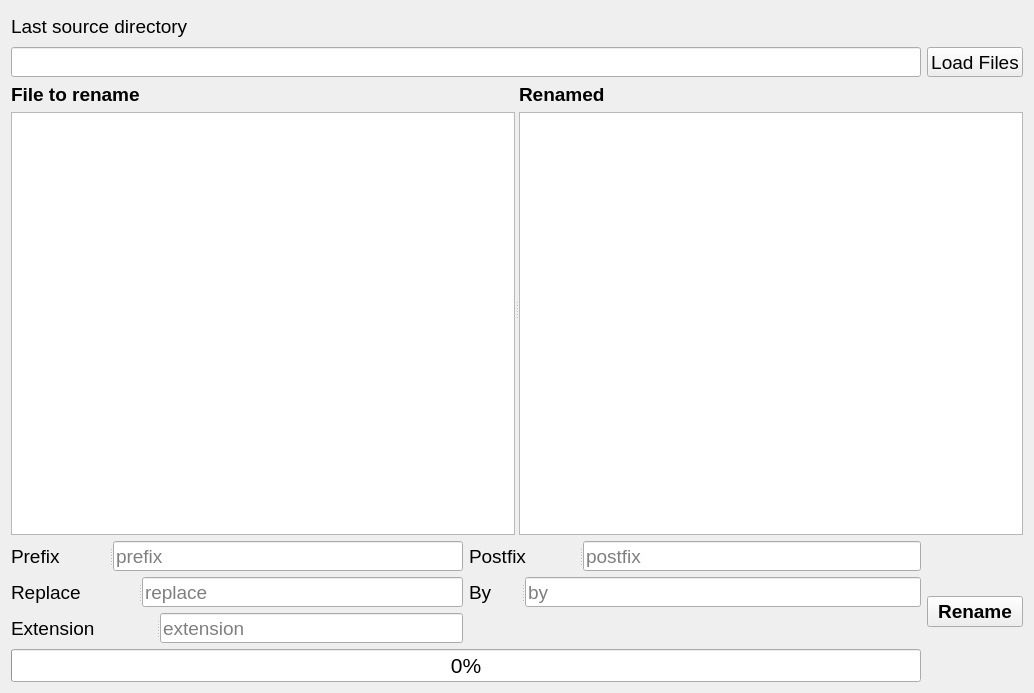
Above: rprename/ui/window.ui from vanvibig/bulk-file-rename-tool-python before the change. Below: the same form after it.
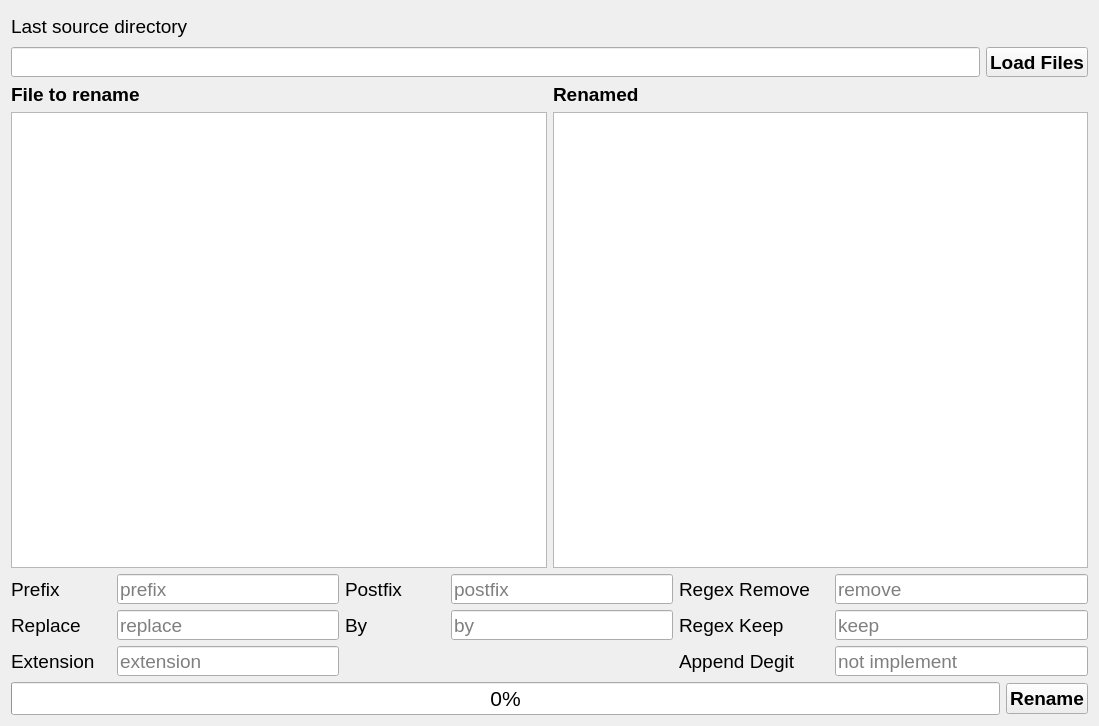
That is the form after the change.

Diff of the .ui file:
```diff
--- a/rprename/ui/window.ui
+++ b/rprename/ui/window.ui
@@ -6,14 +6,14 @@
    <rect>
     <x>0</x>
     <y>0</y>
-    <width>1034</width>
-    <height>693</height>
+    <width>1099</width>
+    <height>726</height>
    </rect>
   </property>
   <property name="windowTitle">
    <string>RP Renamer</string>
   </property>
-  <layout class="QGridLayout" name="gridLayout_3">
+  <layout class="QGridLayout" name="gridLayout_4">
    <item row="0" column="0">
     <widget class="QLabel" name="label">
      <property name="minimumSize">
@@ -39,6 +39,8 @@
     </widget>
    </item>
    <item row="1" column="0" colspan="2">
+    <layout class="QHBoxLayout" name="horizontalLayout_9">
+     <item>
     <widget class="QLineEdit" name="dirEdit">
      <property name="minimumSize">
       <size>
@@ -54,7 +56,7 @@
      </property>
     </widget>
    </item>
-   <item row="1" column="2">
+     <item>
     <widget class="QPushButton" name="loadFilesButton">
      <property name="minimumSize">
       <size>
@@ -71,6 +73,8 @@
      <property name="font">
       <font>
        <pointsize>14</pointsize>
+         <weight>75</weight>
+         <bold>true</bold>
       </font>
      </property>
      <property name="text">
@@ -78,12 +82,11 @@
      </property>
     </widget>
    </item>
-   <item row="2" column="0" colspan="3">
-    <widget class="QSplitter" name="splitter">
-     <property name="orientation">
-      <enum>Qt::Horizontal</enum>
-     </property>
-     <widget class="QWidget" name="">
+    </layout>
+   </item>
+   <item row="2" column="0" colspan="2">
+    <layout class="QGridLayout" name="gridLayout_3">
+     <item row="0" column="0">
       <layout class="QVBoxLayout" name="verticalLayout">
        <item>
         <widget class="QLabel" name="label_2">
@@ -103,8 +106,8 @@
         <widget class="QListWidget" name="srcFileList"/>
        </item>
       </layout>
-     </widget>
-     <widget class="QWidget" name="">
+     </item>
+     <item row="0" column="1">
       <layout class="QVBoxLayout" name="verticalLayout_2">
        <item>
         <widget class="QLabel" name="label_3">
@@ -124,18 +127,18 @@
         <widget class="QListWidget" name="dstFileList"/>
        </item>
       </layout>
-     </widget>
-    </widget>
+     </item>
+    </layout>
    </item>
    <item row="3" column="0">
-    <widget class="QSplitter" name="splitter_2">
-     <property name="orientation">
-      <enum>Qt::Horizontal</enum>
-     </property>
-     <widget class="QLabel" name="label_4">
+    <layout class="QGridLayout" name="gridLayout_2">
+     <item row="2" column="0">
+      <layout class="QHBoxLayout" name="horizontalLayout_8">
+       <item>
+        <widget class="QLabel" name="label_8">
       <property name="minimumSize">
        <size>
-        <width>0</width>
+           <width>100</width>
         <height>30</height>
        </size>
       </property>
@@ -153,13 +156,15 @@
        </font>
       </property>
       <property name="text">
-       <string>Prefix</string>
-      </property>
-     </widget>
-     <widget class="QLineEdit" name="txtPrefix">
+          <string>Extension</string>
+         </property>
+        </widget>
+       </item>
+       <item>
+        <widget class="QLineEdit" name="txtExtension">
       <property name="minimumSize">
        <size>
-        <width>0</width>
+           <width>222</width>
         <height>30</height>
        </size>
       </property>
@@ -175,20 +180,19 @@
        </font>
       </property>
       <property name="placeholderText">
-       <string>prefix</string>
-      </property>
-     </widget>
-    </widget>
-   </item>
-   <item row="3" column="1">
-    <widget class="QSplitter" name="splitter_3">
-     <property name="orientation">
-      <enum>Qt::Horizontal</enum>
-     </property>
+          <string>extension</string>
+         </property>
+        </widget>
+       </item>
+      </layout>
+     </item>
+     <item row="0" column="1">
+      <layout class="QHBoxLayout" name="horizontalLayout_4">
+       <item>
      <widget class="QLabel" name="label_5">
       <property name="minimumSize">
        <size>
-        <width>0</width>
+           <width>100</width>
         <height>30</height>
        </size>
       </property>
@@ -209,10 +213,12 @@
        <string>Postfix</string>
       </property>
      </widget>
+       </item>
+       <item>
      <widget class="QLineEdit" name="txtPostfix">
       <property name="minimumSize">
        <size>
-        <width>0</width>
+           <width>222</width>
         <height>30</height>
        </size>
       </property>
@@ -231,70 +237,16 @@
        <string>postfix</string>
       </property>
      </widget>
-    </widget>
-   </item>
-   <item row="4" column="0">
-    <widget class="QSplitter" name="splitter_4">
-     <property name="orientation">
-      <enum>Qt::Horizontal</enum>
-     </property>
-     <widget class="QLabel" name="label_6">
-      <property name="minimumSize">
-       <size>
-        <width>0</width>
-        <height>30</height>
-       </size>
-      </property>
-      <property name="maximumSize">
-       <size>
-        <width>16777215</width>
-        <height>30</height>
-       </size>
-      </property>
-      <property name="font">
-       <font>
-        <pointsize>14</pointsize>
-        <weight>50</weight>
-        <bold>false</bold>
-       </font>
-      </property>
-      <property name="text">
-       <string>Replace</string>
-      </property>
-     </widget>
-     <widget class="QLineEdit" name="txtReplace">
-      <property name="minimumSize">
-       <size>
-        <width>0</width>
-        <height>30</height>
-       </size>
-      </property>
-      <property name="maximumSize">
-       <size>
-        <width>16777215</width>
-        <height>30</height>
-       </size>
-      </property>
-      <property name="font">
-       <font>
-        <pointsize>14</pointsize>
-       </font>
-      </property>
-      <property name="placeholderText">
-       <string>replace</string>
-      </property>
-     </widget>
-    </widget>
-   </item>
-   <item row="4" column="1">
-    <widget class="QSplitter" name="splitter_5">
-     <property name="orientation">
-      <enum>Qt::Horizontal</enum>
-     </property>
+       </item>
+      </layout>
+     </item>
+     <item row="1" column="1">
+      <layout class="QHBoxLayout" name="horizontalLayout_5">
+       <item>
      <widget class="QLabel" name="label_7">
       <property name="minimumSize">
        <size>
-        <width>0</width>
+           <width>100</width>
         <height>30</height>
        </size>
       </property>
@@ -315,10 +267,12 @@
        <string>By</string>
       </property>
      </widget>
+       </item>
+       <item>
      <widget class="QLineEdit" name="txtBy">
       <property name="minimumSize">
        <size>
-        <width>0</width>
+           <width>222</width>
         <height>30</height>
        </size>
       </property>
@@ -337,17 +291,70 @@
        <string>by</string>
       </property>
      </widget>
-    </widget>
-   </item>
-   <item row="5" column="0">
-    <widget class="QSplitter" name="splitter_6">
-     <property name="orientation">
-      <enum>Qt::Horizontal</enum>
-     </property>
-     <widget class="QLabel" name="label_8">
+       </item>
+      </layout>
+     </item>
+     <item row="0" column="0">
+      <layout class="QHBoxLayout" name="horizontalLayout_6">
+       <item>
+        <widget class="QLabel" name="label_4">
+         <property name="minimumSize">
+          <size>
+           <width>100</width>
+           <height>30</height>
+          </size>
+         </property>
+         <property name="maximumSize">
+          <size>
+           <width>16777215</width>
+           <height>30</height>
+          </size>
+         </property>
+         <property name="font">
+          <font>
+           <pointsize>14</pointsize>
+           <weight>50</weight>
+           <bold>false</bold>
+          </font>
+         </property>
+         <property name="text">
+          <string>Prefix</string>
+         </property>
+        </widget>
+       </item>
+       <item>
+        <widget class="QLineEdit" name="txtPrefix">
+         <property name="minimumSize">
+          <size>
+           <width>222</width>
+           <height>30</height>
+          </size>
+         </property>
+         <property name="maximumSize">
+          <size>
+           <width>16777215</width>
+           <height>30</height>
+          </size>
+         </property>
+         <property name="font">
+          <font>
+           <pointsize>14</pointsize>
+          </font>
+         </property>
+         <property name="placeholderText">
+          <string>prefix</string>
+         </property>
+        </widget>
+       </item>
+      </layout>
+     </item>
+     <item row="1" column="0">
+      <layout class="QHBoxLayout" name="horizontalLayout_7">
+       <item>
+        <widget class="QLabel" name="label_6">
       <property name="minimumSize">
        <size>
-        <width>0</width>
+           <width>100</width>
         <height>30</height>
        </size>
       </property>
@@ -365,13 +372,15 @@
        </font>
       </property>
       <property name="text">
-       <string>Extension</string>
-      </property>
-     </widget>
-     <widget class="QLineEdit" name="txtExtension">
+          <string>Replace</string>
+         </property>
+        </widget>
+       </item>
+       <item>
+        <widget class="QLineEdit" name="txtReplace">
       <property name="minimumSize">
        <size>
-        <width>0</width>
+           <width>222</width>
         <height>30</height>
        </size>
       </property>
@@ -387,12 +396,192 @@
        </font>
       </property>
       <property name="placeholderText">
-       <string>extension</string>
-      </property>
-     </widget>
-    </widget>
-   </item>
-   <item row="6" column="0" colspan="2">
+          <string>replace</string>
+         </property>
+        </widget>
+       </item>
+      </layout>
+     </item>
+    </layout>
+   </item>
+   <item row="3" column="1">
+    <layout class="QGridLayout" name="gridLayout">
+     <item row="0" column="0">
+      <layout class="QHBoxLayout" name="horizontalLayout">
+       <item>
+        <widget class="QLabel" name="label_10">
+         <property name="minimumSize">
+          <size>
+           <width>150</width>
+           <height>30</height>
+          </size>
+         </property>
+         <property name="maximumSize">
+          <size>
+           <width>16777215</width>
+           <height>30</height>
+          </size>
+         </property>
+         <property name="font">
+          <font>
+           <pointsize>14</pointsize>
+           <weight>50</weight>
+           <bold>false</bold>
+          </font>
+         </property>
+         <property name="text">
+          <string>Regex Remove</string>
+         </property>
+        </widget>
+       </item>
+       <item>
+        <widget class="QLineEdit" name="txtRegexRemove">
+         <property name="minimumSize">
+          <size>
+           <width>222</width>
+           <height>30</height>
+          </size>
+         </property>
+         <property name="maximumSize">
+          <size>
+           <width>16777215</width>
+           <height>30</height>
+          </size>
+         </property>
+         <property name="font">
+          <font>
+           <pointsize>14</pointsize>
+          </font>
+         </property>
+         <property name="text">
+          <string/>
+         </property>
+         <property name="placeholderText">
+          <string>remove</string>
+         </property>
+        </widget>
+       </item>
+      </layout>
+     </item>
+     <item row="1" column="0">
+      <layout class="QHBoxLayout" name="horizontalLayout_2">
+       <item>
+        <widget class="QLabel" name="txtRegexKeep_2">
+         <property name="minimumSize">
+          <size>
+           <width>150</width>
+           <height>30</height>
+          </size>
+         </property>
+         <property name="maximumSize">
+          <size>
+           <width>16777215</width>
+           <height>30</height>
+          </size>
+         </property>
+         <property name="font">
+          <font>
+           <pointsize>14</pointsize>
+           <weight>50</weight>
+           <bold>false</bold>
+          </font>
+         </property>
+         <property name="text">
+          <string>Regex Keep</string>
+         </property>
+        </widget>
+       </item>
+       <item>
+        <widget class="QLineEdit" name="txtRegexKeep">
+         <property name="minimumSize">
+          <size>
+           <width>222</width>
+           <height>30</height>
+          </size>
+         </property>
+         <property name="maximumSize">
+          <size>
+           <width>16777215</width>
+           <height>30</height>
+          </size>
+         </property>
+         <property name="font">
+          <font>
+           <pointsize>14</pointsize>
+          </font>
+         </property>
+         <property name="text">
+          <string/>
+         </property>
+         <property name="placeholderText">
+          <string>keep</string>
+         </property>
+        </widget>
+       </item>
+      </layout>
+     </item>
+     <item row="2" column="0">
+      <layout class="QHBoxLayout" name="horizontalLayout_3">
+       <item>
+        <widget class="QLabel" name="label_11">
+         <property name="minimumSize">
+          <size>
+           <width>150</width>
+           <height>30</height>
+          </size>
+         </property>
+         <property name="maximumSize">
+          <size>
+           <width>16777215</width>
+           <height>30</height>
+          </size>
+         </property>
+         <property name="font">
+          <font>
+           <pointsize>14</pointsize>
+           <weight>50</weight>
+           <bold>false</bold>
+          </font>
+         </property>
+         <property name="text">
+          <string>Append Degit</string>
+         </property>
+        </widget>
+       </item>
+       <item>
+        <widget class="QLineEdit" name="txtAppeDegit">
+         <property name="minimumSize">
+          <size>
+           <width>222</width>
+           <height>30</height>
+          </size>
+         </property>
+         <property name="maximumSize">
+          <size>
+           <width>16777215</width>
+           <height>30</height>
+          </size>
+         </property>
+         <property name="font">
+          <font>
+           <pointsize>14</pointsize>
+          </font>
+         </property>
+         <property name="text">
+          <string/>
+         </property>
+         <property name="placeholderText">
+          <string>not implement</string>
+         </property>
+        </widget>
+       </item>
+      </layout>
+     </item>
+    </layout>
+   </item>
+   <item row="4" column="0" colspan="2">
+    <layout class="QHBoxLayout" name="horizontalLayout_10">
+     <item>
     <widget class="QProgressBar" name="pgBar">
      <property name="font">
       <font>
@@ -404,7 +593,7 @@
      </property>
     </widget>
    </item>
-   <item row="3" column="2" rowspan="4">
+     <item>
     <widget class="QPushButton" name="btnRename">
      <property name="font">
       <font>
@@ -417,6 +606,8 @@
       <string>Rename</string>
      </property>
     </widget>
+     </item>
+    </layout>
    </item>
   </layout>
  </widget>
```
Left out of the diff: 2 changed lines with no effect on the pictures. Lines whose indentation alone changed are shown as unchanged.
